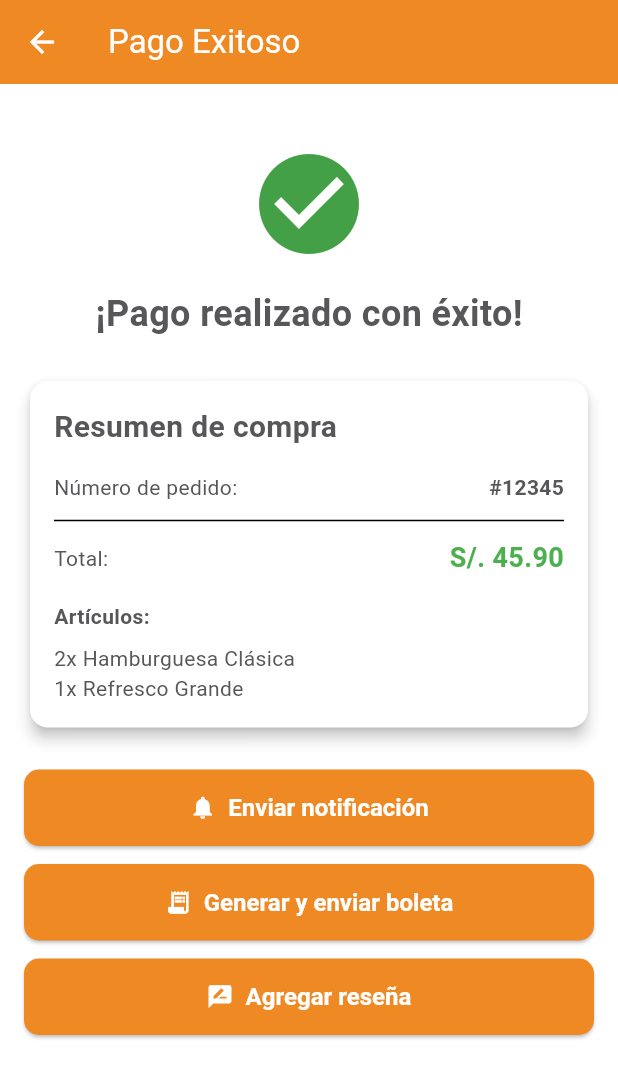
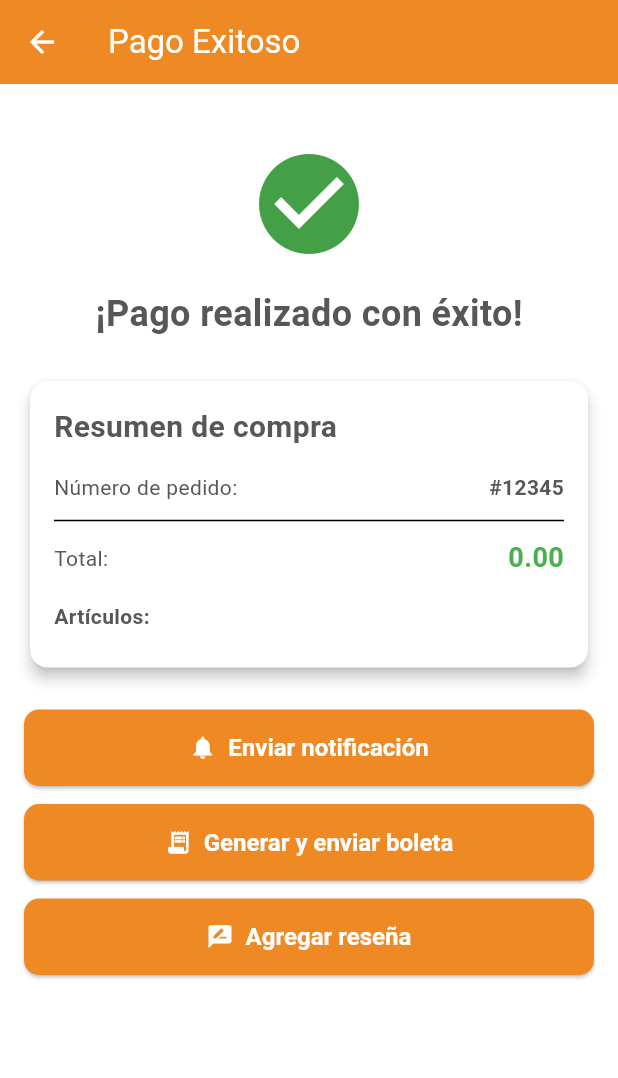
Before and after one commit to hectorguti15/software2, a Flutter app: the PagoPage screen opened directly with empty values, on a phone screen of 412 x 824 dp. Shown: the top 1078 px of the screen. Run offline on Flutter 3.47's test engine with Material 3 defaults, Android fonts, the phone set to English and light mode, and no system bars; our stand-ins replace flutter_bloc, get_it; network calls fail.

Commit message:
feat: pago page added logic

```diff
--- a/lib/presentation/pages/cart/cart_page.dart
+++ b/lib/presentation/pages/cart/cart_page.dart
@@ -179,7 +179,8 @@ class _CartPageState extends State<CartPage> {
                         Navigator.push(
                             context,
                             MaterialPageRoute(
-                                builder: (context) => PagoPage(cart: cart)));
+                                builder: (context) =>
+                                    PagoPage(cart: cart, total: total)));
                       },
                       child: const Text('Comprar',
                           style: TextStyle(fontSize: 18, color: Colors.white)),
--- a/lib/presentation/pages/pago/pago_page.dart
+++ b/lib/presentation/pages/pago/pago_page.dart
@@ -2,7 +2,8 @@ import 'package:flutter/material.dart';
 
 class PagoPage extends StatelessWidget {
   List<Map<String, dynamic>> cart;
-  PagoPage({required this.cart, super.key});
+  double total;
+  PagoPage({required this.total, required this.cart, super.key});
 
   @override
   Widget build(BuildContext context) {
@@ -37,7 +38,6 @@ class PagoPage extends StatelessWidget {
                   ],
                 ),
               ),
-
               Card(
                 elevation: 4,
                 shape: RoundedRectangleBorder(
@@ -60,16 +60,17 @@ class PagoPage extends StatelessWidget {
                         mainAxisAlignment: MainAxisAlignment.spaceBetween,
                         children: [
                           Text('Número de pedido:'),
+                          //Todo traaer pedido del bakend
                           Text('#12345',
                               style: TextStyle(fontWeight: FontWeight.bold)),
                         ],
                       ),
                       const Divider(height: 24),
-                      const Row(
+                      Row(
                         mainAxisAlignment: MainAxisAlignment.spaceBetween,
                         children: [
                           Text('Total:'),
-                          Text('S/. 45.90',
+                          Text('${total.toStringAsFixed(2)}',
                               style: TextStyle(
                                 fontWeight: FontWeight.bold,
                                 fontSize: 18,
@@ -83,16 +84,15 @@ class PagoPage extends StatelessWidget {
                         style: TextStyle(fontWeight: FontWeight.bold),
                       ),
                       const SizedBox(height: 8),
-                      const Text('2x Hamburguesa Clásica'),
-                      const Text('1x Refresco Grande'),
+                      ...cart.map((item) => Text(
+                            '${item['quantity']}x ${item['nombre']}',
+                            style: const TextStyle(fontSize: 16),
+                          )),
                     ],
                   ),
                 ),
               ),
-
               const SizedBox(height: 24),
-
-              // Botones de acción
               ElevatedButton.icon(
                 onPressed: () {
                   // TODO: Implementar envío de notificación
```
